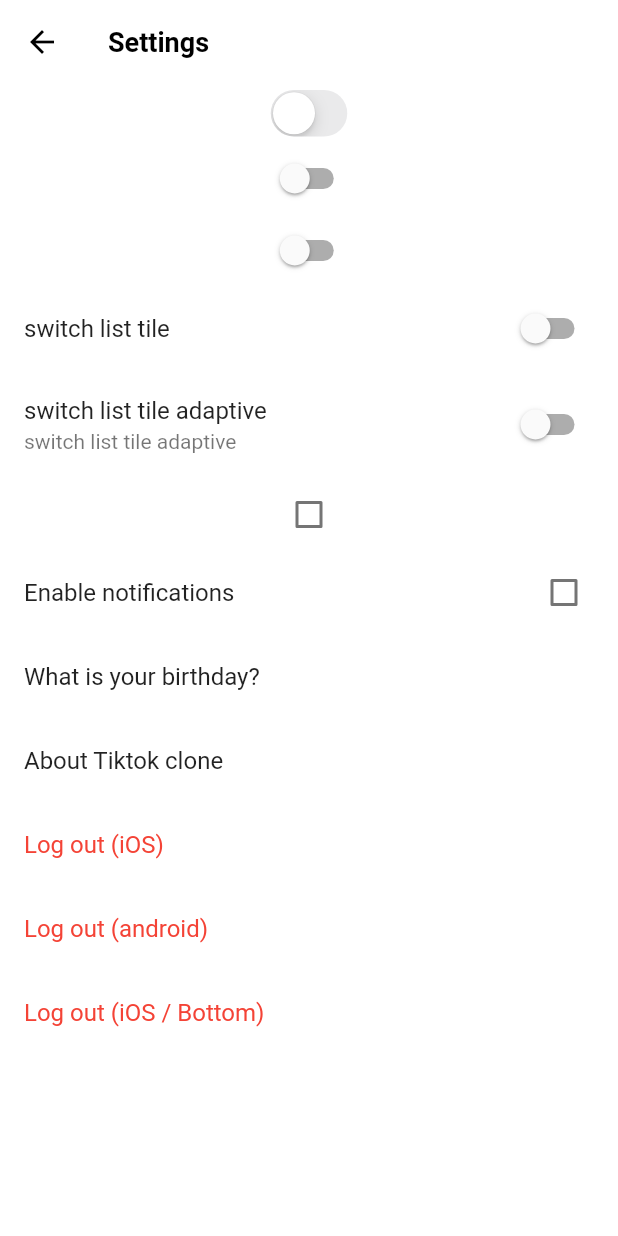
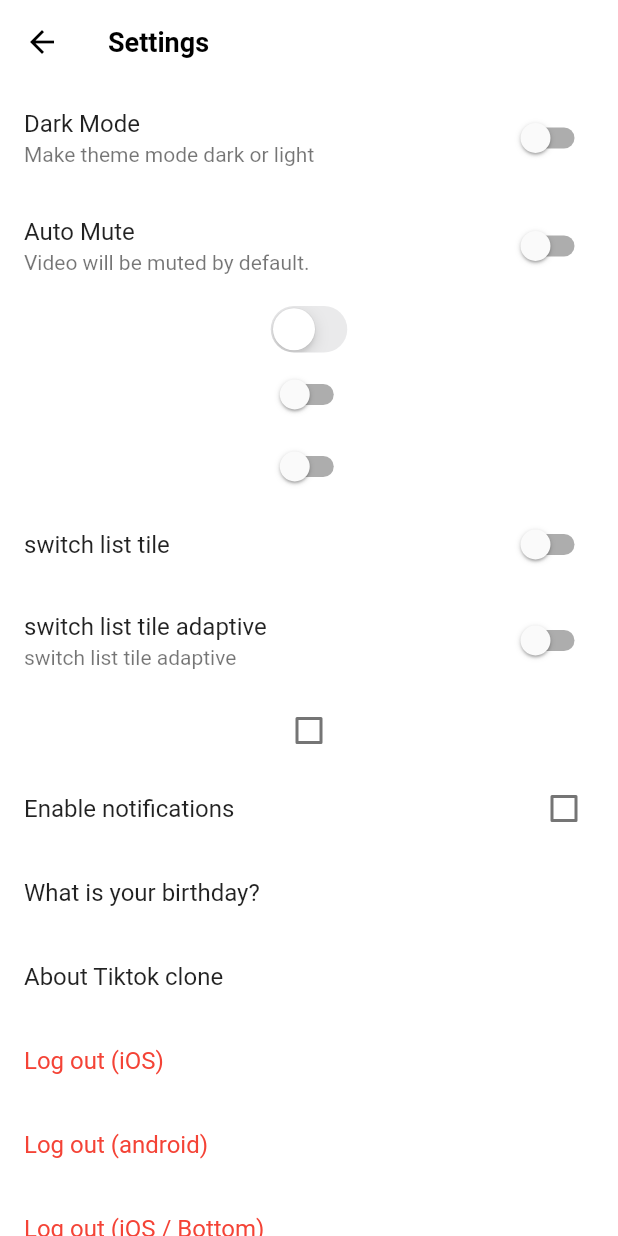
Before and after one commit to Saehanseul/tiktok_clone, a Flutter app: the SettingsScreen screen opened directly, on a phone screen of 412 x 824 dp. Run offline on Flutter 3.47's test engine with Material 2 defaults, Android fonts, the phone set to English and light mode, and no system bars; our stand-ins replace camera, font_awesome_flutter, go_router, google_fonts, image_picker, permission_handler and 2 more; missing offline and left inert: gal; network calls fail.

```diff
--- a/lib/common/widgets/main_navigation_screen.dart
+++ b/lib/common/widgets/main_navigation_screen.dart
@@ -9,8 +9,8 @@ import 'package:tiktok_clone/features/inbox/screens/inbox_screen.dart';
 import 'package:tiktok_clone/features/_archived_main_navigation/widgets/nav_tab.dart';
 import 'package:tiktok_clone/features/_archived_main_navigation/widgets/post_video_button.dart';
 import 'package:tiktok_clone/features/users/screens/user_profile_screen.dart';
-import 'package:tiktok_clone/features/videos/screens/video_recording_screen.dart';
-import 'package:tiktok_clone/features/videos/screens/video_timeline_screen.dart';
+import 'package:tiktok_clone/features/videos/views/screens/video_recording_screen.dart';
+import 'package:tiktok_clone/features/videos/views/screens/video_timeline_screen.dart';
 import 'package:tiktok_clone/utils.dart';
 
 class MainNavigationScreen extends StatefulWidget {
--- /dev/null
+++ b/lib/common/widgets/video_config/_archive_state_3_video_config.dart
@@ -0,0 +1,7 @@
+import 'package:flutter/foundation.dart';
+
+/// 상태관리 방법 3: ValueNotifier
+/// ValueNotifier = 1개의 value에 대한 ChangeNotifier
+final videoConfig = ValueNotifier(false);
+
+final isDarkMode = ValueNotifier(false);
--- /dev/null
+++ b/lib/common/widgets/video_config/video_config.dart
@@ -0,0 +1,19 @@
+import 'package:flutter/foundation.dart';
+
+/// 상태관리 방법 4: Provider
+class VideoConofig extends ChangeNotifier {
+  bool isMuted = false;
+  bool isAutoplay = false;
+
+  void toggleIsMuted() {
+    isMuted = !isMuted;
+    notifyListeners();
+  }
+
+  void toggleAutoplay() {
+    isAutoplay = !isAutoplay;
+    notifyListeners();
+  }
+}
+
+final isDarkMode = ValueNotifier(false);
--- a/lib/features/_archived_main_navigation/screens/_archived_main_navigation_screen.dart
+++ b/lib/features/_archived_main_navigation/screens/_archived_main_navigation_screen.dart
@@ -8,7 +8,7 @@ import 'package:tiktok_clone/features/inbox/screens/inbox_screen.dart';
 import 'package:tiktok_clone/features/_archived_main_navigation/widgets/nav_tab.dart';
 import 'package:tiktok_clone/features/_archived_main_navigation/widgets/post_video_button.dart';
 import 'package:tiktok_clone/features/users/screens/user_profile_screen.dart';
-import 'package:tiktok_clone/features/videos/screens/video_timeline_screen.dart';
+import 'package:tiktok_clone/features/videos/views/screens/video_timeline_screen.dart';
 import 'package:tiktok_clone/utils.dart';
 
 class MainNavigationScreen extends StatefulWidget {
--- a/lib/features/settings/screens/settings_screen.dart
+++ b/lib/features/settings/screens/settings_screen.dart
@@ -2,6 +2,8 @@ import 'package:flutter/cupertino.dart';
 import 'package:flutter/foundation.dart';
 import 'package:flutter/material.dart';
 import 'package:font_awesome_flutter/font_awesome_flutter.dart';
+import 'package:provider/provider.dart';
+import 'package:tiktok_clone/common/widgets/video_config/video_config.dart';
 
 class SettingsScreen extends StatefulWidget {
   const SettingsScreen({super.key});
@@ -28,6 +30,50 @@ class _SettingsScreenState extends State<SettingsScreen> {
       ),
       body: ListView(
         children: [
+          AnimatedBuilder(
+            animation: isDarkMode,
+            builder: (context, child) => SwitchListTile.adaptive(
+              value: isDarkMode.value,
+              onChanged: (value) {
+                isDarkMode.value = !isDarkMode.value;
+              },
+              title: const Text("Dark Mode"),
+              subtitle: const Text("Make theme mode dark or light"),
+            ),
+          ),
+
+          /// 상태관리 방법 4:  Provider
+          SwitchListTile.adaptive(
+            value: context.watch<VideoConofig>().isMuted,
+            onChanged: (value) {
+              context.read<VideoConofig>().toggleIsMuted();
+            },
+            title: const Text("Auto Mute"),
+            subtitle: const Text("Video will be muted by default."),
+          ),
+          /* /// 상태관리 방법 3: ValueNotifier
+          ValueListenableBuilder(
+            /// ValueListenableBuilder 대신에 위 isDartMode 처럼 AnimatedBuilder 써도 됨
+            valueListenable: videoConfig,
+            builder: (context, value, child) => SwitchListTile.adaptive(
+              value: value,
+              onChanged: (value) {
+                videoConfig.value = !videoConfig.value;
+              },
+              title: const Text("Auto Mute"),
+              subtitle: const Text("Video will be muted by default."),
+            ),
+          ), */
+
+          /* /// 상태관리 방법 1: inherited + statefull widgets
+          SwitchListTile.adaptive(
+            value: VideoConfigData.of(context).autoMute,
+            onChanged: (value) {
+              VideoConfigData.of(context).toggleMuted();
+            },
+            title: const Text("Auto Mute"),
+            subtitle: const Text("Video will be muted by default."),
+          ), */
           CupertinoSwitch(
             value: _notification,
             onChanged: _onNotificationsChanged,
--- /dev/null
+++ b/lib/features/videos/models/playback_config_model.dart
@@ -0,0 +1,9 @@
+class PlaybackConfigModel {
+  bool muted;
+  bool autoplay;
+
+  PlaybackConfigModel({
+    required this.muted,
+    required this.autoplay,
+  });
+}
--- a/lib/features/videos/screens/video_recording_screen.dart
+++ b/lib/features/videos/views/screens/video_recording_screen.dart
@@ -8,7 +8,7 @@ import 'package:image_picker/image_picker.dart';
 import 'package:permission_handler/permission_handler.dart';
 import 'package:tiktok_clone/constants/gaps.dart';
 import 'package:tiktok_clone/constants/sizes.dart';
-import 'package:tiktok_clone/features/videos/screens/video_preview_screen.dart';
+import 'package:tiktok_clone/features/videos/views/screens/video_preview_screen.dart';
 
 class VideoRecordingScreen extends StatefulWidget {
   static const String routeName = "postVideo";
--- a/lib/features/videos/screens/video_timeline_screen.dart
+++ b/lib/features/videos/views/screens/video_timeline_screen.dart
@@ -1,5 +1,5 @@
 import 'package:flutter/material.dart';
-import 'package:tiktok_clone/features/videos/widgets/video_post.dart';
+import 'package:tiktok_clone/features/videos/views/widgets/video_post.dart';
 
 class VideoTimelineScreen extends StatefulWidget {
   const VideoTimelineScreen({super.key});
--- a/lib/router.dart
+++ b/lib/router.dart
@@ -7,7 +7,7 @@ import 'package:tiktok_clone/features/inbox/screens/activity_screen.dart';
 import 'package:tiktok_clone/features/inbox/screens/chat_detail_screen.dart';
 import 'package:tiktok_clone/features/inbox/screens/chats_screen.dart';
 import 'package:tiktok_clone/features/onboarding/screens/interests_screen.dart';
-import 'package:tiktok_clone/features/videos/screens/video_recording_screen.dart';
+import 'package:tiktok_clone/features/videos/views/screens/video_recording_screen.dart';
 
 final router = GoRouter(
   initialLocation: "/inbox",
--- a/pubspec.yaml
+++ b/pubspec.yaml
@@ -55,6 +55,7 @@ dependencies:
   permission_handler: ^10.4.3
   gal: ^1.7.0 # gallery 모듈
   image_picker: ^1.0.1 # gallery에서 이미지 가져오는 모듈
+  provider: ^6.0.5 # 상태관리 모듈
 
 dev_dependencies:
   flutter_test:
```
Also changed, not shown: lib/common/widgets/video_config/_archive_state_1_video_config.dart (added, +55 -0 lines), lib/common/widgets/video_config/_archive_state_2_video_config.dart (added, +19 -0 lines), lib/features/videos/views/widgets/video_post.dart (renamed from lib/features/videos/widgets/video_post.dart, +39 -2 lines), lib/main.dart (+12 -2 lines), lib/features/videos/views/screens/video_preview_screen.dart (renamed from lib/features/videos/screens/video_preview_screen.dart), lib/features/videos/views/widgets/video_button.dart (renamed from lib/features/videos/widgets/video_button.dart), lib/features/videos/views/widgets/video_comments.dart (renamed from lib/features/videos/widgets/video_comments.dart), pubspec.lock.
